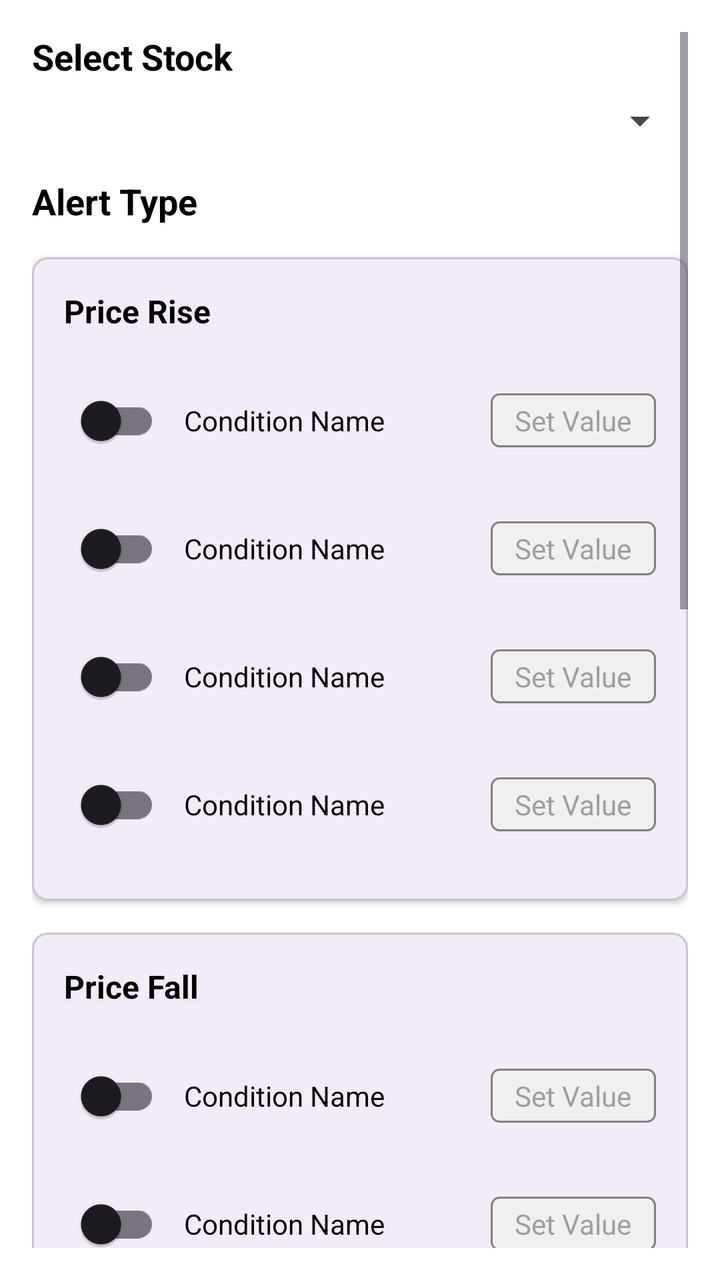
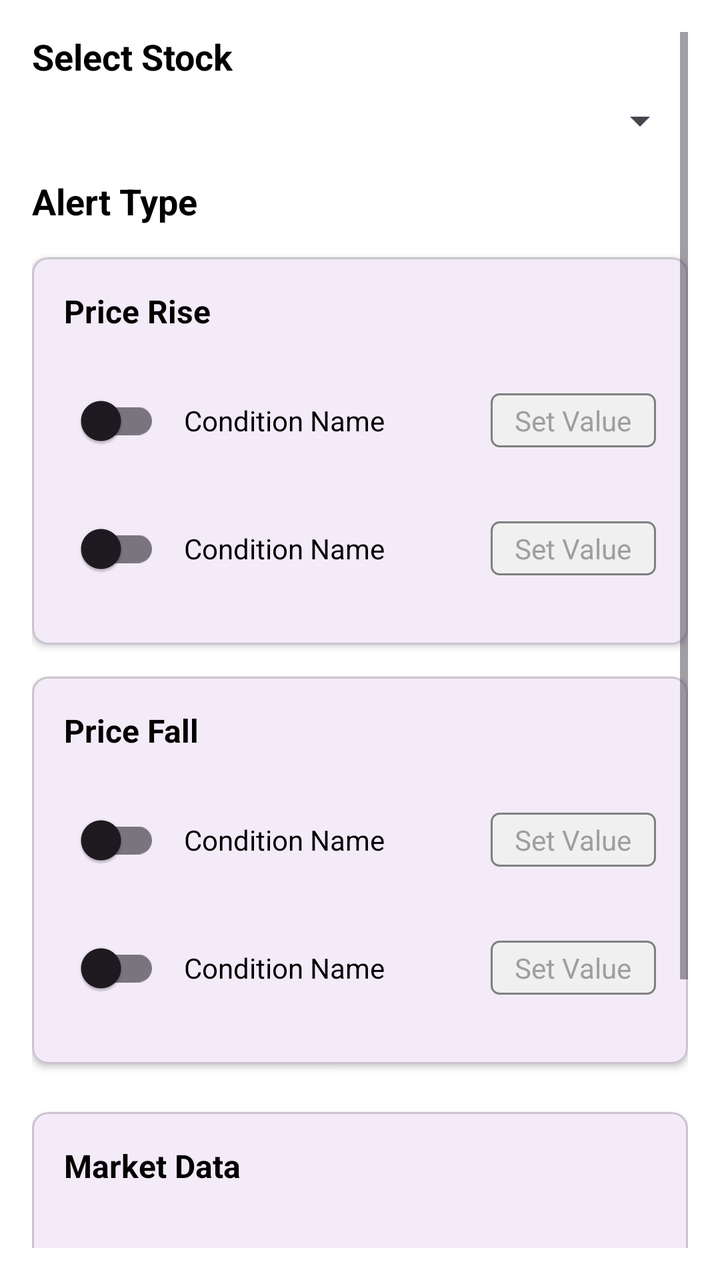

Screens rendered from an Android XML layout before and after an edit, with the pre-edit source and the edit as a unified diff.
<!-- AndroidManifest.xml: application theme Theme.IPAD -->
<!-- res/layout/fragment_alerts.xml -->
<?xml version="1.0" encoding="utf-8"?>
<ScrollView xmlns:android="http://schemas.android.com/apk/res/android"
    xmlns:app="http://schemas.android.com/apk/res-auto"
    android:layout_width="match_parent"
    android:layout_height="match_parent"
    android:background="@color/white"
    android:padding="16dp">

    <LinearLayout
        android:layout_width="match_parent"
        android:layout_height="wrap_content"
        android:orientation="vertical">

        
        <TextView
            android:layout_width="match_parent"
            android:layout_height="wrap_content"
            android:text="Select Stock"
            android:textSize="18sp"
            android:textStyle="bold"
            android:textColor="@color/black"
            android:layout_marginBottom="8dp" />

        <Spinner
            android:id="@+id/stock_spinner"
            android:layout_width="match_parent"
            android:layout_height="wrap_content"
            android:layout_marginBottom="16dp" />

        
        <TextView
            android:layout_width="match_parent"
            android:layout_height="wrap_content"
            android:text="Alert Type"
            android:textSize="18sp"
            android:textStyle="bold"
            android:textColor="@color/black"
            android:layout_marginBottom="16dp" />

        
        <com.google.android.material.card.MaterialCardView
            android:layout_width="match_parent"
            android:layout_height="wrap_content"
            android:layout_marginBottom="16dp"
            app:cardCornerRadius="8dp"
            app:cardElevation="2dp">

            <LinearLayout
                android:id="@+id/priceRiseLayout"
                android:layout_width="match_parent"
                android:layout_height="wrap_content"
                android:orientation="vertical"
                android:padding="16dp">

                <TextView
                    android:layout_width="match_parent"
                    android:layout_height="wrap_content"
                    android:text="Price Rise"
                    android:textSize="16sp"
                    android:textStyle="bold"
                    android:textColor="@color/black"
                    android:layout_marginBottom="12dp" />

                
                <include
                    layout="@layout/item_alert_condition"
                    android:layout_width="match_parent"
                    android:layout_height="wrap_content" />

                
                <include
                    layout="@layout/item_alert_condition"
                    android:layout_width="match_parent"
                    android:layout_height="wrap_content" />

                
                <include
                    layout="@layout/item_alert_condition"
                    android:layout_width="match_parent"
                    android:layout_height="wrap_content" />

                
                <include
                    layout="@layout/item_alert_condition"
                    android:layout_width="match_parent"
                    android:layout_height="wrap_content" />

            </LinearLayout>
        </com.google.android.material.card.MaterialCardView>

        
        <com.google.android.material.card.MaterialCardView
            android:layout_width="match_parent"
            android:layout_height="wrap_content"
            android:layout_marginBottom="24dp"
            app:cardCornerRadius="8dp"
            app:cardElevation="2dp">

            <LinearLayout
                android:id="@+id/priceFallLayout"
                android:layout_width="match_parent"
                android:layout_height="wrap_content"
                android:orientation="vertical"
                android:padding="16dp">

                <TextView
                    android:layout_width="match_parent"
                    android:layout_height="wrap_content"
                    android:text="Price Fall"
                    android:textSize="16sp"
                    android:textStyle="bold"
                    android:textColor="@color/black"
                    android:layout_marginBottom="12dp" />

                
                <include
                    layout="@layout/item_alert_condition"
                    android:layout_width="match_parent"
                    android:layout_height="wrap_content" />

                
                <include
                    layout="@layout/item_alert_condition"
                    android:layout_width="match_parent"
                    android:layout_height="wrap_content" />

                
                <include
                    layout="@layout/item_alert_condition"
                    android:layout_width="match_parent"
                    android:layout_height="wrap_content" />

                
                <include
                    layout="@layout/item_alert_condition"
                    android:layout_width="match_parent"
                    android:layout_height="wrap_content" />

            </LinearLayout>
        </com.google.android.material.card.MaterialCardView>

        
        <TextView
            android:layout_width="match_parent"
            android:layout_height="wrap_content"
            android:text="Market Data"
            android:textSize="18sp"
            android:textStyle="bold"
            android:textColor="@color/black"
            android:layout_marginBottom="16dp" />

        
        <com.google.android.material.card.MaterialCardView
            android:layout_width="match_parent"
            android:layout_height="wrap_content"
            app:cardCornerRadius="8dp"
            app:cardElevation="2dp">

            <LinearLayout
                android:id="@+id/marketDataLayout"
                android:layout_width="match_parent"
                android:layout_height="wrap_content"
                android:orientation="vertical"
                android:padding="16dp">

                
                <include
                    layout="@layout/item_alert_condition"
                    android:layout_width="match_parent"
                    android:layout_height="wrap_content" />

                
                <include
                    layout="@layout/item_alert_condition"
                    android:layout_width="match_parent"
                    android:layout_height="wrap_content" />

                
                <include
                    layout="@layout/item_alert_condition"
                    android:layout_width="match_parent"
                    android:layout_height="wrap_content" />

            </LinearLayout>
        </com.google.android.material.card.MaterialCardView>

        
        <Button
            android:id="@+id/save_alert_button"
            android:layout_width="match_parent"
            android:layout_height="wrap_content"
            android:layout_marginTop="24dp"
            android:text="Save Alert"
            android:textColor="@android:color/white" />

        <LinearLayout
            android:layout_width="match_parent"
            android:layout_height="200dp">
        </LinearLayout>

    </LinearLayout>
</ScrollView>
<!-- res/layout/item_alert_condition.xml (included above) -->
<?xml version="1.0" encoding="utf-8"?>
<LinearLayout xmlns:android="http://schemas.android.com/apk/res/android"
    xmlns:app="http://schemas.android.com/apk/res-auto"
    android:layout_width="match_parent"
    android:layout_height="wrap_content"
    android:orientation="horizontal"
    android:paddingVertical="8dp"
    android:gravity="center_vertical">

    <com.google.android.material.switchmaterial.SwitchMaterial
        android:id="@+id/switch_condition"
        android:layout_width="wrap_content"
        android:layout_height="wrap_content"
        android:layout_marginEnd="12dp" />

    <TextView
        android:id="@+id/tv_condition_name"
        android:layout_width="0dp"
        android:layout_height="wrap_content"
        android:layout_weight="1"
        android:text="Condition Name"
        android:textSize="14sp"
        android:textColor="@color/black" />

    <TextView
        android:id="@+id/tv_condition_value"
        android:layout_width="wrap_content"
        android:layout_height="wrap_content"
        android:text="Set Value"
        android:textSize="14sp"
        android:textColor="@color/gray"
        android:paddingHorizontal="12dp"
        android:paddingVertical="4dp"
        android:background="@drawable/bg_value_indicator"
        android:layout_marginStart="8dp" />

</LinearLayout>
<!-- resources referenced by this layout -->
<resources>
  <color name="black">#FF000000</color>
  <color name="gray">#FF9E9E9E</color>
  <color name="white">#FFFFFFFF</color>
  <!-- drawable bg_value_indicator (drawable) -->
  <?xml version="1.0" encoding="utf-8"?>
  <shape xmlns:android="http://schemas.android.com/apk/res/android"
      android:shape="rectangle">
  
      <solid android:color="#F0F0F0" />
      <corners android:radius="4dp" />
      <stroke
          android:width="1dp"
          android:color="#808080" />
  
  </shape>
  <style name="Theme.IPAD" parent="Base.Theme.IPAD" />
  <style name="Base.Theme.IPAD" parent="Theme.Material3.DayNight.NoActionBar">
          
          
      </style>
</resources>

<!-- the commit's change to res/layout/fragment_alerts.xml (unified diff, before → after) -->
@@ -73,18 +73,6 @@
                     android:layout_width="match_parent"
                     android:layout_height="wrap_content" />
 
-                
-                <include
-                    layout="@layout/item_alert_condition"
-                    android:layout_width="match_parent"
-                    android:layout_height="wrap_content" />
-
-                
-                <include
-                    layout="@layout/item_alert_condition"
-                    android:layout_width="match_parent"
-                    android:layout_height="wrap_content" />
-
             </LinearLayout>
         </com.google.android.material.card.MaterialCardView>
 
@@ -124,30 +112,8 @@
                     android:layout_width="match_parent"
                     android:layout_height="wrap_content" />
 
-                
-                <include
-                    layout="@layout/item_alert_condition"
-                    android:layout_width="match_parent"
-                    android:layout_height="wrap_content" />
-
-                
-                <include
-                    layout="@layout/item_alert_condition"
-                    android:layout_width="match_parent"
-                    android:layout_height="wrap_content" />
-
             </LinearLayout>
         </com.google.android.material.card.MaterialCardView>
-
-        
-        <TextView
-            android:layout_width="match_parent"
-            android:layout_height="wrap_content"
-            android:text="Market Data"
-            android:textSize="18sp"
-            android:textStyle="bold"
-            android:textColor="@color/black"
-            android:layout_marginBottom="16dp" />
 
         
         <com.google.android.material.card.MaterialCardView
@@ -163,17 +129,14 @@
                 android:orientation="vertical"
                 android:padding="16dp">
 
-                
-                <include
-                    layout="@layout/item_alert_condition"
-                    android:layout_width="match_parent"
-                    android:layout_height="wrap_content" />
-
-                
-                <include
-                    layout="@layout/item_alert_condition"
-                    android:layout_width="match_parent"
-                    android:layout_height="wrap_content" />
+                <TextView
+                    android:layout_width="match_parent"
+                    android:layout_height="wrap_content"
+                    android:text="Market Data"
+                    android:textSize="16sp"
+                    android:textStyle="bold"
+                    android:textColor="@color/black"
+                    android:layout_marginBottom="12dp" />
 
                 
                 <include
@@ -193,10 +156,13 @@
             android:text="Save Alert"
             android:textColor="@android:color/white" />
 
-        <LinearLayout
-            android:layout_width="match_parent"
-            android:layout_height="200dp">
-        </LinearLayout>
+        <Button
+            android:id="@+id/view_alerts_button"
+            android:layout_width="match_parent"
+            android:layout_height="wrap_content"
+            android:layout_marginTop="16dp"
+            android:text="View My Alerts"
+            android:textColor="@android:color/white" />
 
     </LinearLayout>
 </ScrollView>
